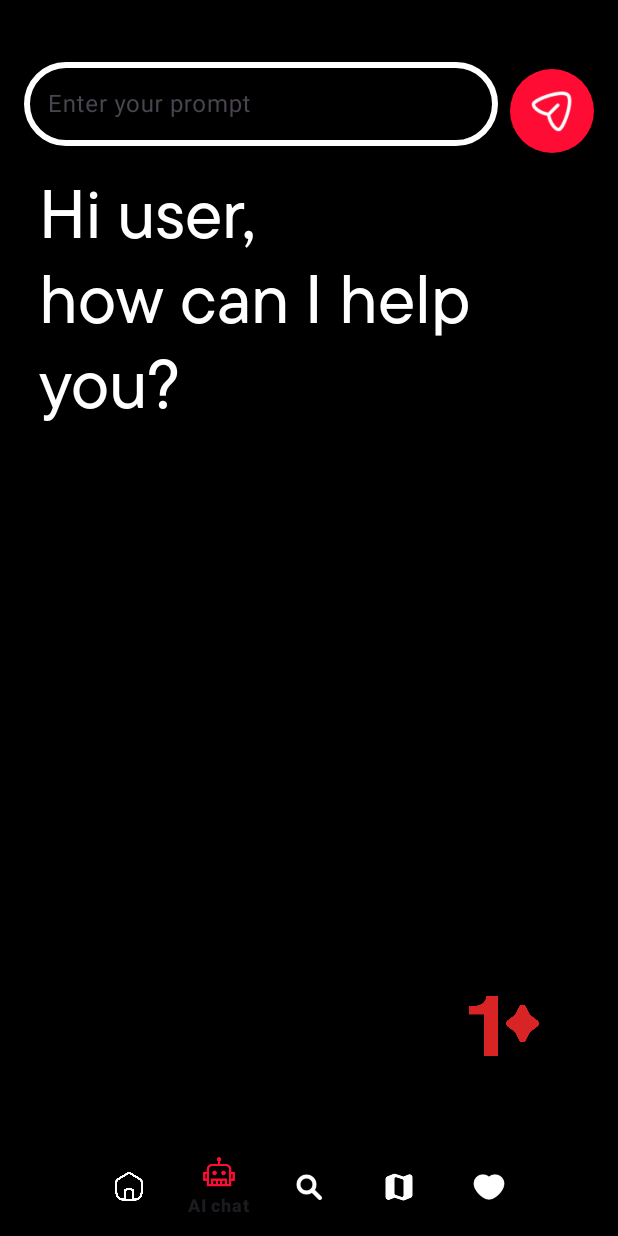
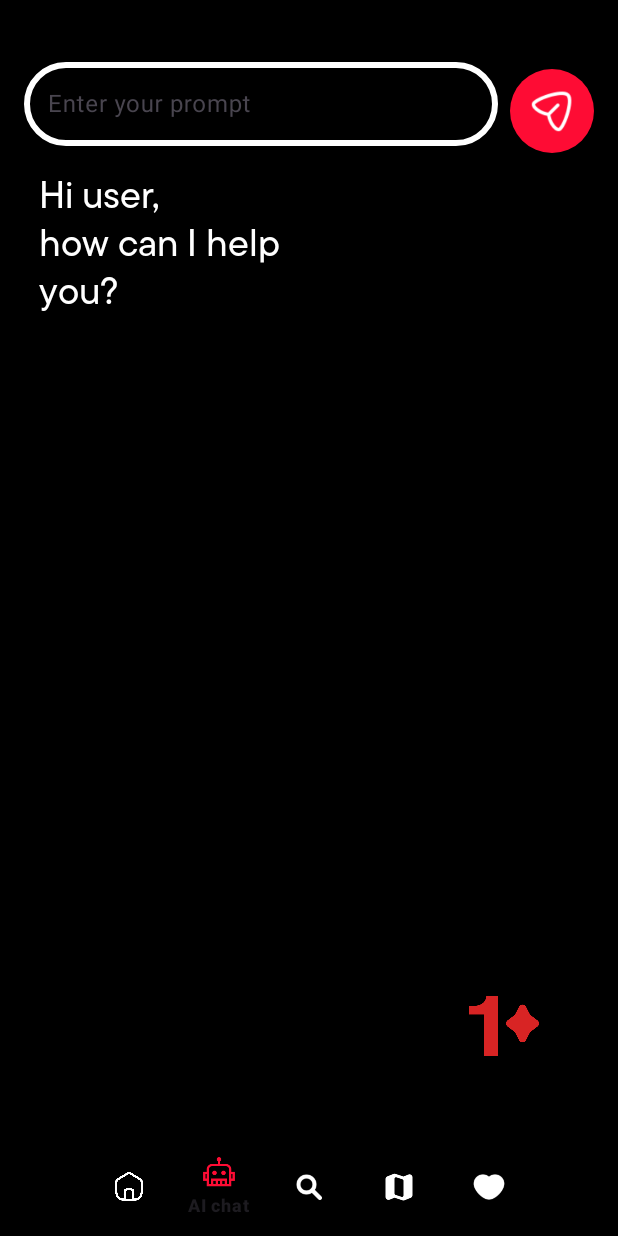
Before and after one commit to lucatimpano/oneminute_AI_Powered_News_Summarizer, an Android app: the AIchatfragment screen opened through its navigation route, on a phone screen of 412 x 824 dp. Run offline under Robolectric (Android 15) with nearby library versions, the phone set to English and light mode, and no system bars; our stand-ins replace Room's generated code, navigation-ui; libraries missing offline, so code that uses them is left out: com.google.ai.client; pictures from the network do not load.

Commit message:
bug fix crash ai

```diff
--- a/app/src/main/res/layout/fragment_ai_chat_fragment.xml
+++ b/app/src/main/res/layout/fragment_ai_chat_fragment.xml
@@ -45,6 +45,18 @@
         app:layout_constraintTop_toTopOf="parent"
         app:layout_constraintVertical_bias="0.905" />
 
+    <ProgressBar
+        android:id="@+id/progressBar"
+        android:layout_width="30dp"
+        android:layout_height="136dp"
+        android:layout_marginTop="4dp"
+        android:indeterminate="true"
+        android:visibility="gone"
+        app:layout_constraintEnd_toEndOf="parent"
+        app:layout_constraintHorizontal_bias="0.055"
+        app:layout_constraintStart_toStartOf="parent"
+        app:layout_constraintTop_toBottomOf="@+id/inputLayout" />
+
     <ImageButton
         android:id="@+id/promptButton"
         android:layout_width="56dp"
@@ -78,7 +90,7 @@
             android:hint="Hi user,\nhow can I help\nyou?"
             android:textColorHint="@color/white"
             android:fontFamily="@font/fontspring_tt_commons_pro_medium"
-            android:textSize="45dp"
+            android:textSize="25dp"
             android:scrollbars="vertical"
             android:textColor="@color/white" />
     </ScrollView>
```
Also changed, not shown: app/src/main/java/com/example/oneminute/ui/fragments/AIchatfragment.kt (+48 -2 lines), app/src/main/java/com/example/oneminute/ui/fragments/ArticleFragment.kt (+9 -3 lines).
